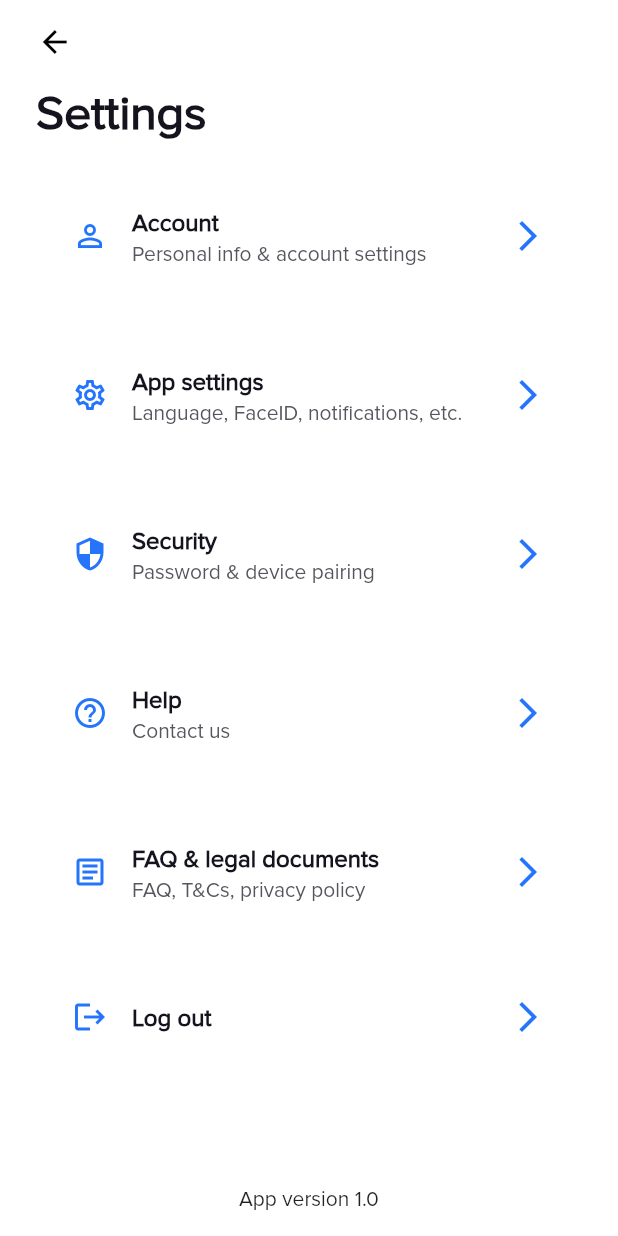
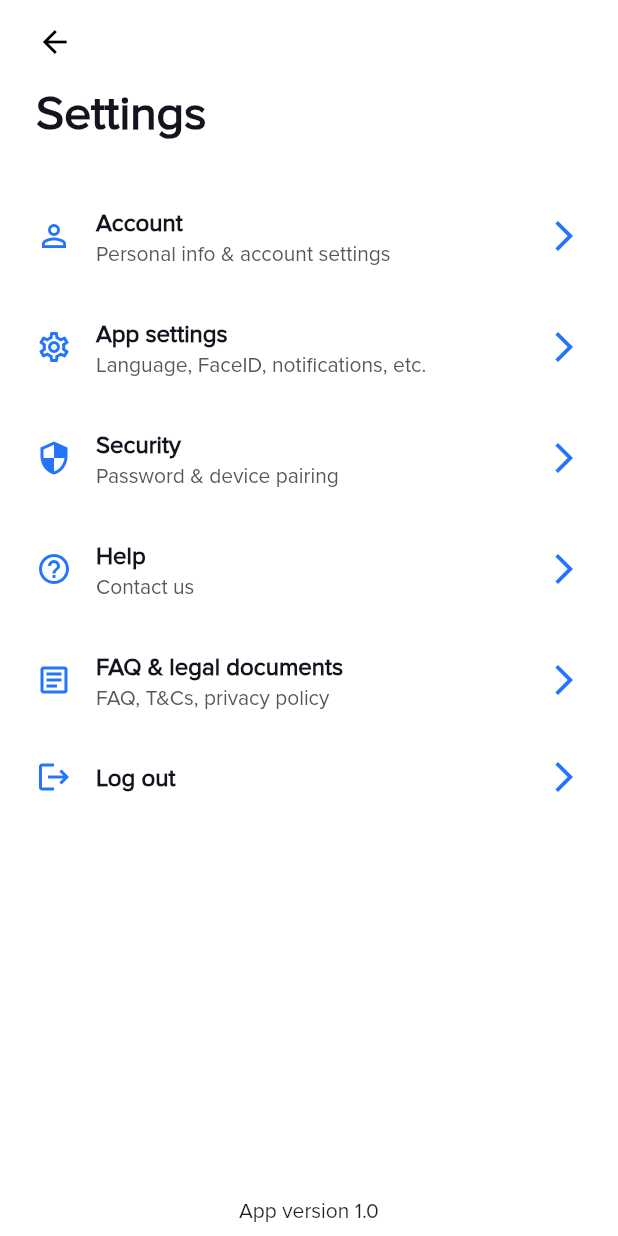
Before and after one commit to ivoryio/Ivory, a Flutter app: the SettingsScreen screen opened directly, on a phone screen of 412 x 824 dp. Run offline on Flutter 3.47's test engine with Material 2 defaults, Android fonts, the phone set to English and light mode, and no system bars; our stand-ins replace badges, bloc, convert, device_info_plus, dotted_border, equatable and 19 more; missing offline and left inert: amazon_cognito_identity_dart_2, pointycastle; accounts and stored records are empty.

Commit message:
update paddings from settings screen

```diff
--- a/lib/screens/settings/settings_screen.dart
+++ b/lib/screens/settings/settings_screen.dart
@@ -3,6 +3,8 @@ import 'package:solarisdemo/screens/settings/settings_security_screen.dart';
 import 'package:solarisdemo/widgets/app_toolbar.dart';
 import 'package:solarisdemo/widgets/ivory_list_item_with_action.dart';
 import 'package:solarisdemo/widgets/screen_scaffold.dart';
+import 'package:solarisdemo/widgets/screen_title.dart';
+import 'package:solarisdemo/widgets/scrollable_screen_container.dart';
 
 import '../../config.dart';
 
@@ -13,22 +15,26 @@ class SettingsScreen extends StatelessWidget {
 
   @override
   Widget build(BuildContext context) {
+    final ScrollController scrollController = ScrollController();
+
     return ScreenScaffold(
       body: Column(
         crossAxisAlignment: CrossAxisAlignment.start,
         children: [
           AppToolbar(
+            title: "Settings",
             padding: ClientConfig.getCustomClientUiSettings().defaultScreenHorizontalPadding,
+            scrollController: scrollController,
           ),
           Expanded(
-          child: Padding(
-              padding: ClientConfig.getCustomClientUiSettings().defaultScreenPadding,
+            child: ScrollableScreenContainer(
+              scrollController: scrollController,
               child: Column(
                 crossAxisAlignment: CrossAxisAlignment.start,
                 children: [
-                  Text(
-                    'Settings',
-                    style: ClientConfig.getTextStyleScheme().heading1,
+                  ScreenTitle(
+                    "Settings",
+                    padding: ClientConfig.getCustomClientUiSettings().defaultScreenHorizontalPadding,
                   ),
                   const SizedBox(
                     height: 24,
@@ -39,17 +45,11 @@ class SettingsScreen extends StatelessWidget {
                     actionDescription: 'Personal info & account settings',
                     rightIcon: Icons.arrow_forward_ios,
                   ),
-                  const SizedBox(
-                    height: 32,
-                  ),
                   IvoryListItemWithAction(
                     leftIcon: Icons.settings_outlined,
                     actionName: 'App settings',
                     actionDescription: 'Language, FaceID, notifications, etc.',
                     rightIcon: Icons.arrow_forward_ios,
-                  ),
-                  const SizedBox(
-                    height: 32,
                   ),
                   IvoryListItemWithAction(
                     leftIcon: Icons.security,
@@ -58,17 +58,11 @@ class SettingsScreen extends StatelessWidget {
                     rightIcon: Icons.arrow_forward_ios,
                     onPressed: () => Navigator.of(context).pushNamed(SettingsSecurityScreen.routeName),
                   ),
-                  const SizedBox(
-                    height: 32,
-                  ),
                   IvoryListItemWithAction(
                     leftIcon: Icons.help_outline,
                     actionName: 'Help',
                     actionDescription: 'Contact us',
                     rightIcon: Icons.arrow_forward_ios,
-                  ),
-                  const SizedBox(
-                    height: 32,
                   ),
                   IvoryListItemWithAction(
                     leftIcon: Icons.article_outlined,
@@ -76,25 +70,20 @@ class SettingsScreen extends StatelessWidget {
                     actionDescription: 'FAQ, T&Cs, privacy policy',
                     rightIcon: Icons.arrow_forward_ios,
                   ),
-                  const SizedBox(
-                    height: 32,
-                  ),
                   IvoryListItemWithAction(
                     leftIcon: Icons.logout,
                     actionName: 'Log out',
                     rightIcon: Icons.arrow_forward_ios,
                   ),
                   const Spacer(),
-                  const Row(
-                    mainAxisAlignment: MainAxisAlignment.center,
-                    children: [
-                      Text('App version 1.0'),
+                  const Center(child: Text('App version 1.0')),
+                  const SizedBox(height: 8),
                 ],
-                  )
-                ],
-              )),
+              ),
+            ),
           ),
         ],
-    ));
+      ),
+    );
   }
 }
```
Lines whose indentation alone changed are shown as unchanged.
